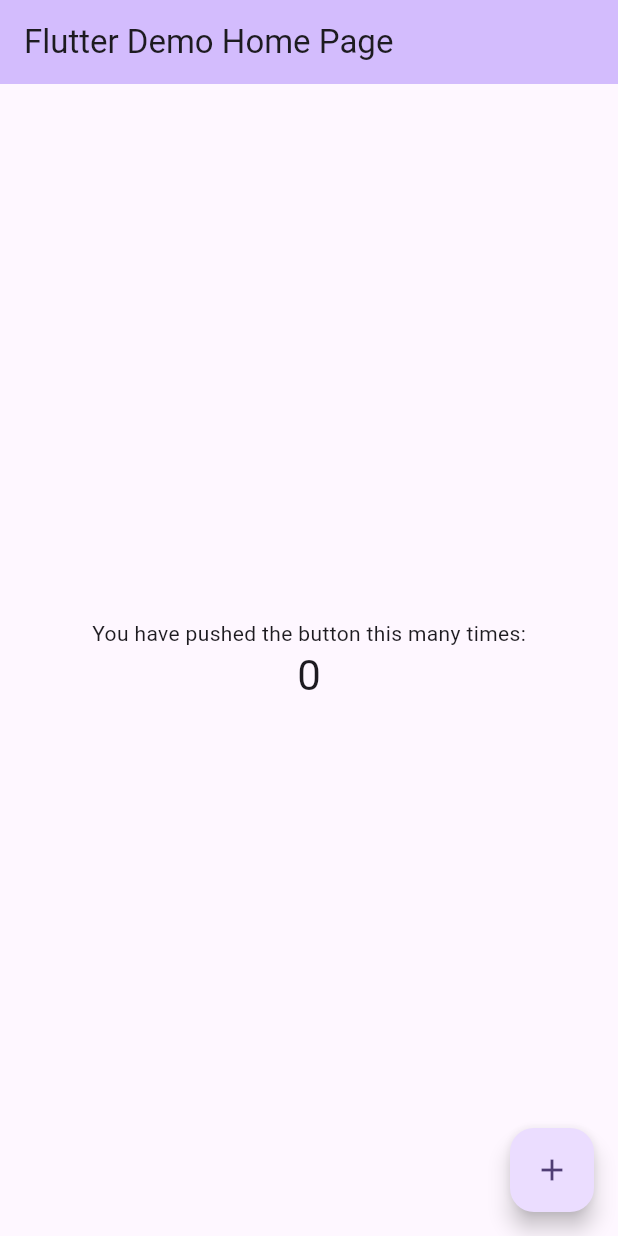
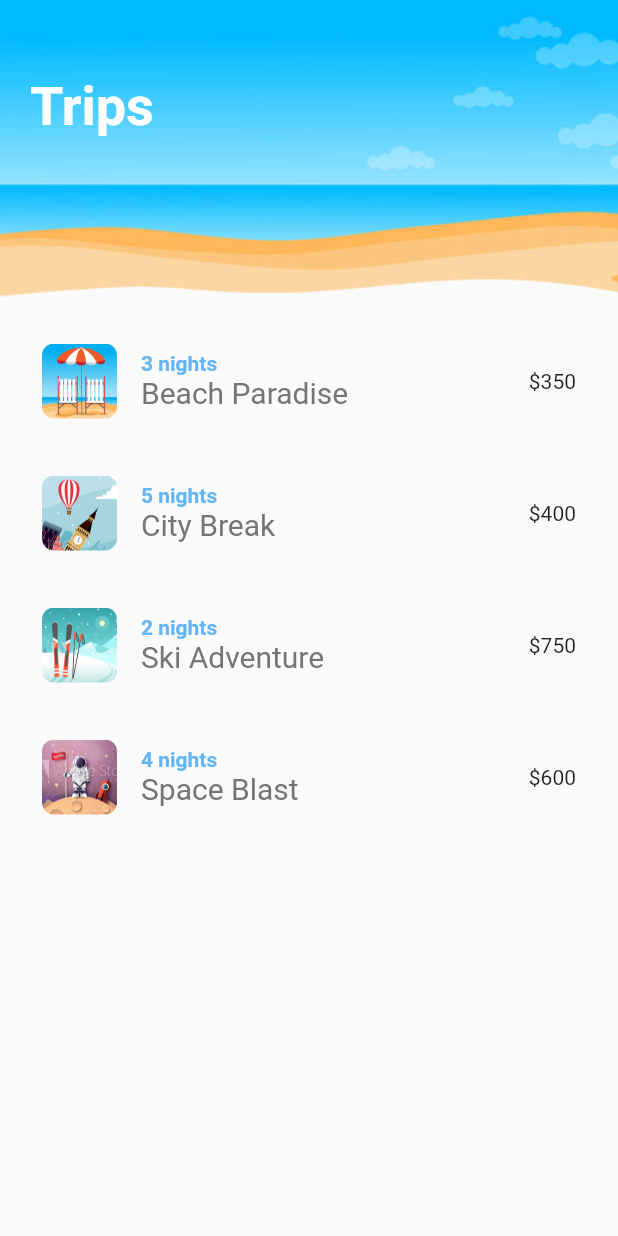
Before and after one commit to swapnil-musale/FlutterTravelApp, a Flutter app: the screen it shows after launch, on a phone screen of 412 x 824 dp. Run offline on Flutter 3.47's test engine with Material 2 defaults, Android fonts, the light colour scheme and no system bars.

Commit message:
Basic Screens UI SetUp

```diff
--- a/lib/main.dart
+++ b/lib/main.dart
@@ -1,4 +1,5 @@
 import 'package:flutter/material.dart';
+import 'package:flutter_animation_playground/screens/home.dart';
 
 void main() {
   runApp(const MyApp());
@@ -7,119 +8,11 @@ void main() {
 class MyApp extends StatelessWidget {
   const MyApp({super.key});
 
-  // This widget is the root of your application.
   @override
   Widget build(BuildContext context) {
-    return MaterialApp(
-      title: 'Flutter Demo',
-      theme: ThemeData(
-        // This is the theme of your application.
-        //
-        // TRY THIS: Try running your application with "flutter run". You'll see
-        // the application has a blue toolbar. Then, without quitting the app,
-        // try changing the seedColor in the colorScheme below to Colors.green
-        // and then invoke "hot reload" (save your changes or press the "hot
-        // reload" button in a Flutter-supported IDE, or press "r" if you used
-        // the command line to start the app).
-        //
-        // Notice that the counter didn't reset back to zero; the application
-        // state is not lost during the reload. To reset the state, use hot
-        // restart instead.
-        //
-        // This works for code too, not just values: Most code changes can be
-        // tested with just a hot reload.
-        colorScheme: ColorScheme.fromSeed(seedColor: Colors.deepPurple),
-        useMaterial3: true,
-      ),
-      home: const MyHomePage(title: 'Flutter Demo Home Page'),
+    return const MaterialApp(
+      title: 'Flutter Animation',
+      home: Home(),
     );
   }
 }
-
-class MyHomePage extends StatefulWidget {
-  const MyHomePage({super.key, required this.title});
-
-  // This widget is the home page of your application. It is stateful, meaning
-  // that it has a State object (defined below) that contains fields that affect
-  // how it looks.
-
-  // This class is the configuration for the state. It holds the values (in this
-  // case the title) provided by the parent (in this case the App widget) and
-  // used by the build method of the State. Fields in a Widget subclass are
-  // always marked "final".
-
-  final String title;
-
-  @override
-  State<MyHomePage> createState() => _MyHomePageState();
-}
-
-class _MyHomePageState extends State<MyHomePage> {
-  int _counter = 0;
-
-  void _incrementCounter() {
-    setState(() {
-      // This call to setState tells the Flutter framework that something has
-      // changed in this State, which causes it to rerun the build method below
-      // so that the display can reflect the updated values. If we changed
-      // _counter without calling setState(), then the build method would not be
-      // called again, and so nothing would appear to happen.
-      _counter++;
-    });
-  }
-
-  @override
-  Widget build(BuildContext context) {
-    // This method is rerun every time setState is called, for instance as done
-    // by the _incrementCounter method above.
-    //
-    // The Flutter framework has been optimized to make rerunning build methods
-    // fast, so that you can just rebuild anything that needs updating rather
-    // than having to individually change instances of widgets.
-    return Scaffold(
-      appBar: AppBar(
-        // TRY THIS: Try changing the color here to a specific color (to
-        // Colors.amber, perhaps?) and trigger a hot reload to see the AppBar
-        // change color while the other colors stay the same.
-        backgroundColor: Theme.of(context).colorScheme.inversePrimary,
-        // Here we take the value from the MyHomePage object that was created by
-        // the App.build method, and use it to set our appbar title.
-        title: Text(widget.title),
-      ),
-      body: Center(
-        // Center is a layout widget. It takes a single child and positions it
-        // in the middle of the parent.
-        child: Column(
-          // Column is also a layout widget. It takes a list of children and
-          // arranges them vertically. By default, it sizes itself to fit its
-          // children horizontally, and tries to be as tall as its parent.
-          //
-          // Column has various properties to control how it sizes itself and
-          // how it positions its children. Here we use mainAxisAlignment to
-          // center the children vertically; the main axis here is the vertical
-          // axis because Columns are vertical (the cross axis would be
-          // horizontal).
-          //
-          // TRY THIS: Invoke "debug painting" (choose the "Toggle Debug Paint"
-          // action in the IDE, or press "p" in the console), to see the
-          // wireframe for each widget.
-          mainAxisAlignment: MainAxisAlignment.center,
-          children: <Widget>[
-            const Text(
-              'You have pushed the button this many times:',
-            ),
-            Text(
-              '$_counter',
-              style: Theme.of(context).textTheme.headlineMedium,
-            ),
-          ],
-        ),
-      ),
-      floatingActionButton: FloatingActionButton(
-        onPressed: _incrementCounter,
-        tooltip: 'Increment',
-        child: const Icon(Icons.add),
-      ), // This trailing comma makes auto-formatting nicer for build methods.
-    );
-  }
-}
--- /dev/null
+++ b/lib/models/Trip.dart
@@ -0,0 +1,12 @@
+class Trip {
+  final String title;
+  final String price;
+  final String nights;
+  final String img;
+
+  Trip(
+      {required this.title,
+      required this.price,
+      required this.nights,
+      required this.img});
+}
--- /dev/null
+++ b/lib/screens/home.dart
@@ -0,0 +1,43 @@
+import 'package:flutter/material.dart';
+
+import '../shared/screenTitle.dart';
+import '../shared/tripList.dart';
+
+class Home extends StatefulWidget {
+  const Home({super.key});
+
+  @override
+  _HomeState createState() => _HomeState();
+}
+
+class _HomeState extends State<Home> {
+  @override
+  Widget build(BuildContext context) {
+    return Scaffold(
+        body: Container(
+            padding: const EdgeInsets.all(20),
+            decoration: const BoxDecoration(
+              image: DecorationImage(
+                  image: AssetImage("images/bg.png"),
+                  fit: BoxFit.fitWidth,
+                  alignment: Alignment.topLeft),
+            ),
+            child: const Column(
+              crossAxisAlignment: CrossAxisAlignment.start,
+              children: <Widget>[
+                SizedBox(height: 30),
+                SizedBox(
+                  height: 160,
+                  child: ScreenTitle(
+                    text: 'Trips',
+                    key: Key("value"),
+                  ),
+                ),
+                Flexible(
+                  child: TripList(),
+                )
+                //Sandbox(),
+              ],
+            )));
+  }
+}
--- /dev/null
+++ b/lib/shared/screenTitle.dart
@@ -0,0 +1,16 @@
+import 'package:flutter/material.dart';
+
+class ScreenTitle extends StatelessWidget {
+  final String text;
+
+  const ScreenTitle({required Key key, required this.text}) : super(key: key);
+
+  @override
+  Widget build(BuildContext context) {
+    return Text(
+      text,
+      style: const TextStyle(
+          fontSize: 36, color: Colors.white, fontWeight: FontWeight.bold),
+    );
+  }
+}
--- /dev/null
+++ b/lib/shared/tripList.dart
@@ -0,0 +1,76 @@
+import 'package:flutter/material.dart';
+
+import '../models/Trip.dart';
+import '../screens/details.dart';
+
+class TripList extends StatefulWidget {
+  const TripList({super.key});
+
+  @override
+  _TripListState createState() => _TripListState();
+}
+
+class _TripListState extends State<TripList> {
+  final List<Widget> _tripTiles = [];
+  final GlobalKey _listKey = GlobalKey();
+
+  @override
+  void initState() {
+    super.initState();
+    _addTrips();
+  }
+
+  void _addTrips() {
+    List<Trip> trips = [
+      Trip(
+          title: 'Beach Paradise', price: '350', nights: '3', img: 'beach.png'),
+      Trip(title: 'City Break', price: '400', nights: '5', img: 'city.png'),
+      Trip(title: 'Ski Adventure', price: '750', nights: '2', img: 'ski.png'),
+      Trip(title: 'Space Blast', price: '600', nights: '4', img: 'space.png'),
+    ];
+
+    for (var trip in trips) {
+      _tripTiles.add(_buildTile(trip));
+    }
+  }
+
+  Widget _buildTile(Trip trip) {
+    return ListTile(
+      onTap: () {
+        Navigator.push(context,
+            MaterialPageRoute(builder: (context) => Details(trip: trip)));
+      },
+      contentPadding: const EdgeInsets.symmetric(vertical: 16, horizontal: 8),
+      title: Column(
+        crossAxisAlignment: CrossAxisAlignment.start,
+        children: <Widget>[
+          Text('${trip.nights} nights',
+              style: TextStyle(
+                  fontSize: 14,
+                  fontWeight: FontWeight.bold,
+                  color: Colors.blue[300])),
+          Text(trip.title,
+              style: TextStyle(fontSize: 20, color: Colors.grey[600])),
+        ],
+      ),
+      leading: ClipRRect(
+        borderRadius: BorderRadius.circular(8.0),
+        child: Image.asset(
+          'images/${trip.img}',
+          height: 50.0,
+        ),
+      ),
+      trailing: Text('\$${trip.price}'),
+    );
+  }
+
+  @override
+  Widget build(BuildContext context) {
+    return ListView.builder(
+        key: _listKey,
+        itemCount: _tripTiles.length,
+        itemBuilder: (context, index) {
+          return _tripTiles[index];
+        });
+  }
+}
--- a/pubspec.yaml
+++ b/pubspec.yaml
@@ -39,6 +39,7 @@ dependencies:
 dev_dependencies:
   flutter_test:
     sdk: flutter
+  ipsum: ^1.0.1
 
   # The "flutter_lints" package below contains a set of recommended lints to
   # encourage good coding practices. The lint set provided by the package is
@@ -59,9 +60,8 @@ flutter:
   uses-material-design: true
 
   # To add assets to your application, add an assets section, like this:
-  # assets:
-  #   - images/a_dot_burr.jpeg
-  #   - images/a_dot_ham.jpeg
+  assets:
+    - images/
 
   # An image asset can refer to one or more resolution-specific "variants", see
   # https://flutter.dev/assets-and-images/#resolution-aware
```
Also changed, not shown: lib/screens/details.dart (added, +49 -0 lines), lib/shared/heart.dart (added, +20 -0 lines), images/beach.png (added), images/bg.png (added), images/city.png (added), images/ski.jpg (added), images/ski.png (added), images/space.png (added), pubspec.lock.
